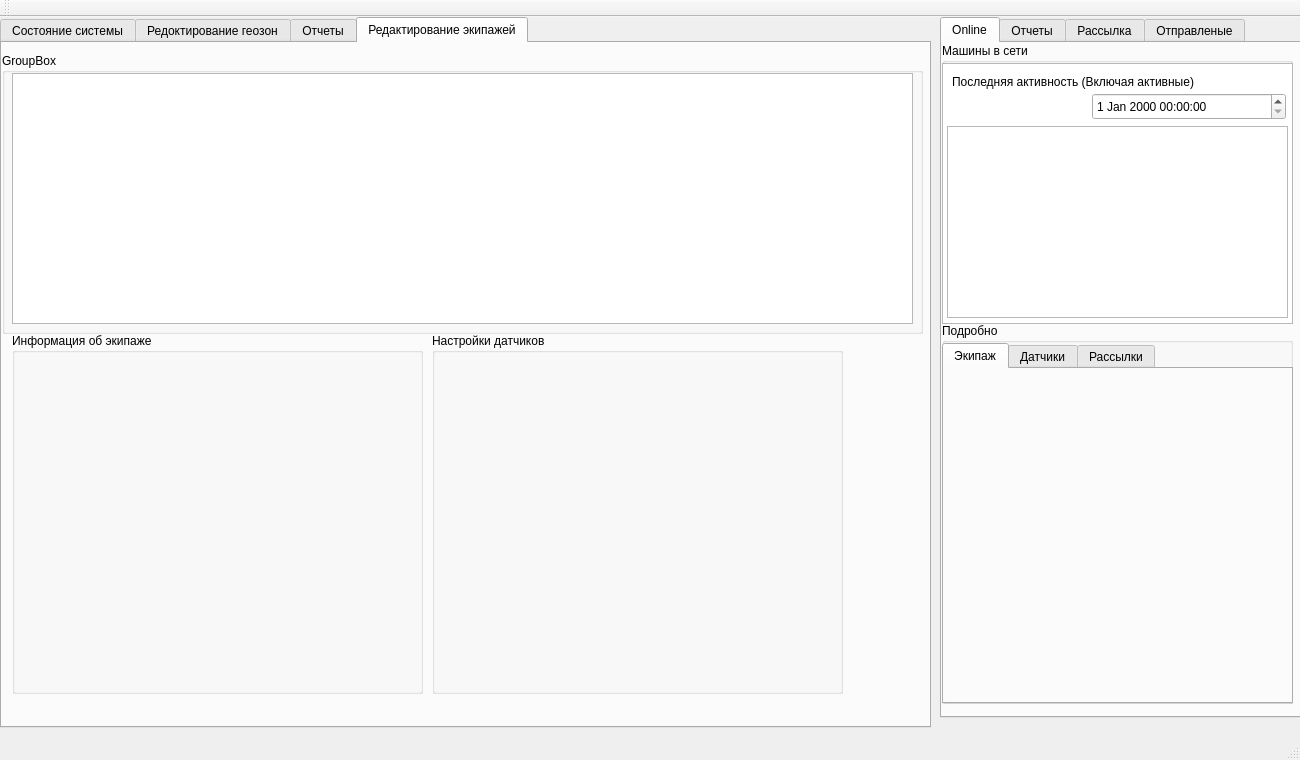
Before: the Qt Designer form dispwindow.ui in kzkreker/disp_client, drawn with Qt 5.
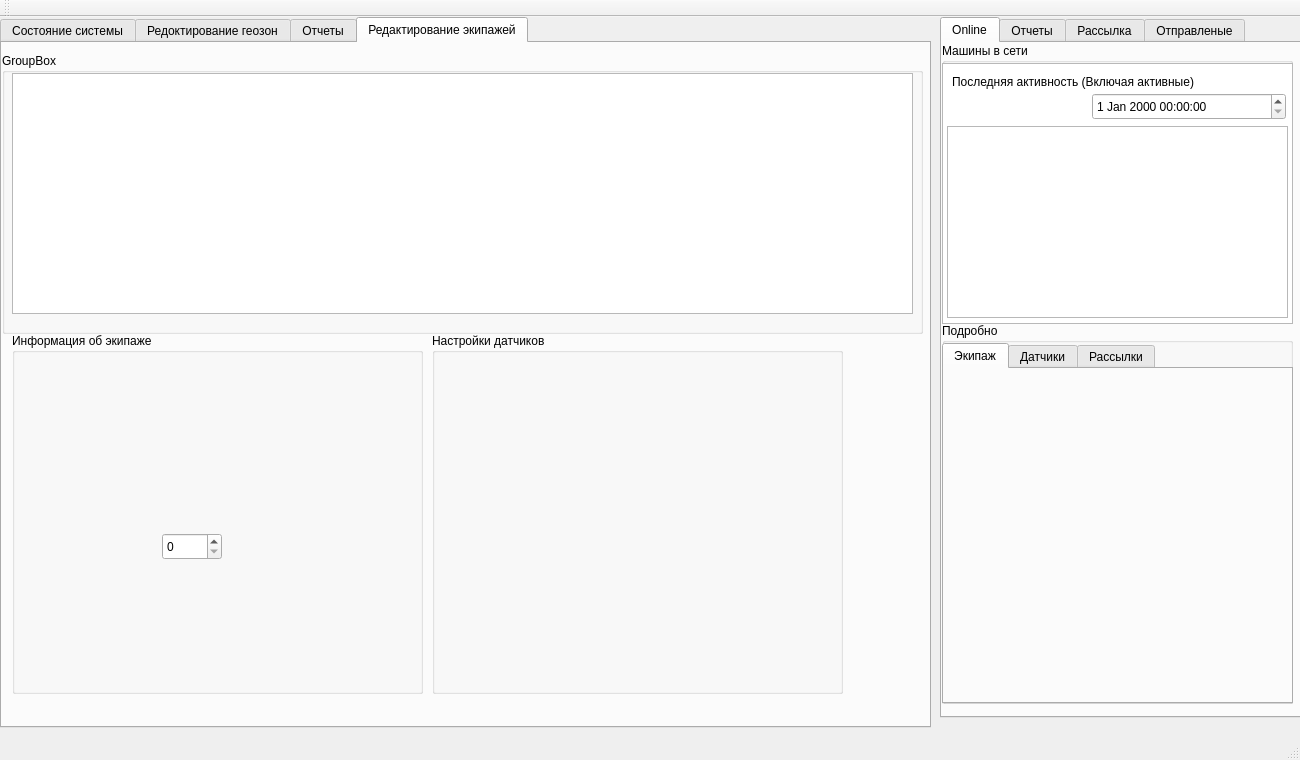
After: the same form once the commit is applied. The open tabs and pages were chosen to show the change. Custom widgets are drawn as their Qt base class.

```diff
--- a/dispwindow.ui
+++ b/dispwindow.ui
@@ -621,13 +621,13 @@
       <property name="title">
        <string>GroupBox</string>
       </property>
-      <widget class="QTableWidget" name="tableWidget">
+      <widget class="QTableView" name="carEditQTable">
        <property name="geometry">
         <rect>
          <x>10</x>
          <y>20</y>
          <width>901</width>
-         <height>251</height>
+         <height>241</height>
         </rect>
        </property>
       </widget>
@@ -644,6 +644,16 @@
       <property name="title">
        <string>Информация об экипаже</string>
       </property>
+      <widget class="QSpinBox" name="spinBox">
+       <property name="geometry">
+        <rect>
+         <x>150</x>
+         <y>200</y>
+         <width>60</width>
+         <height>27</height>
+        </rect>
+       </property>
+      </widget>
      </widget>
      <widget class="QGroupBox" name="groupBox_12">
       <property name="geometry">
```
Left out of the diff: 2 changed lines with no effect on the pictures.
